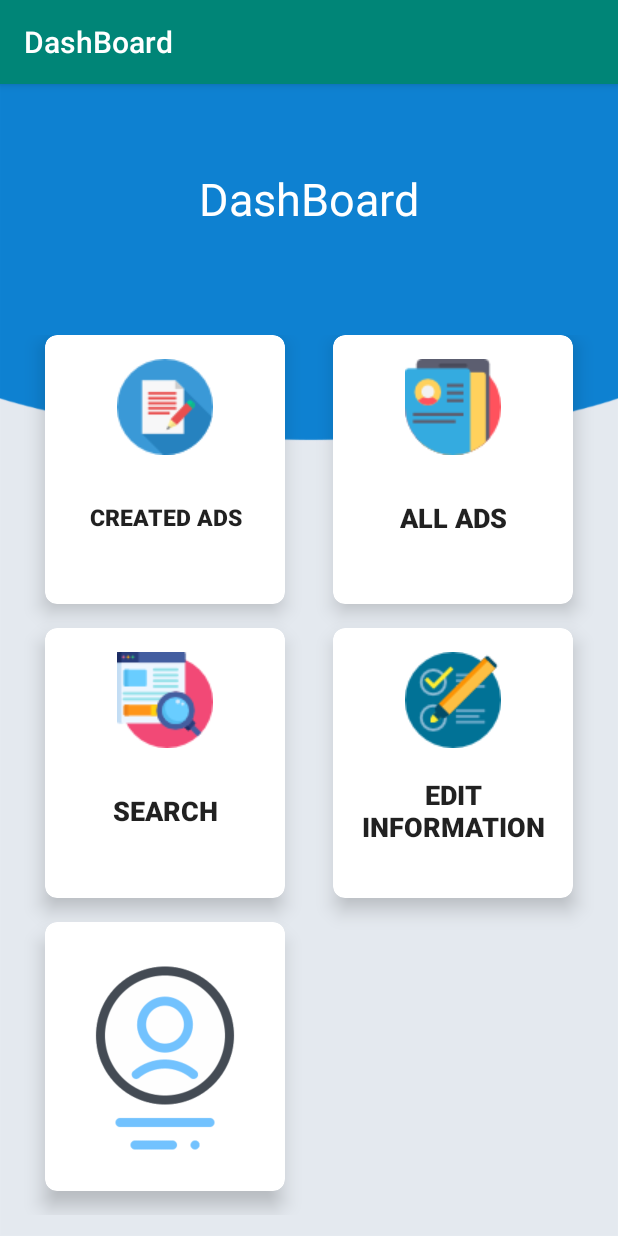
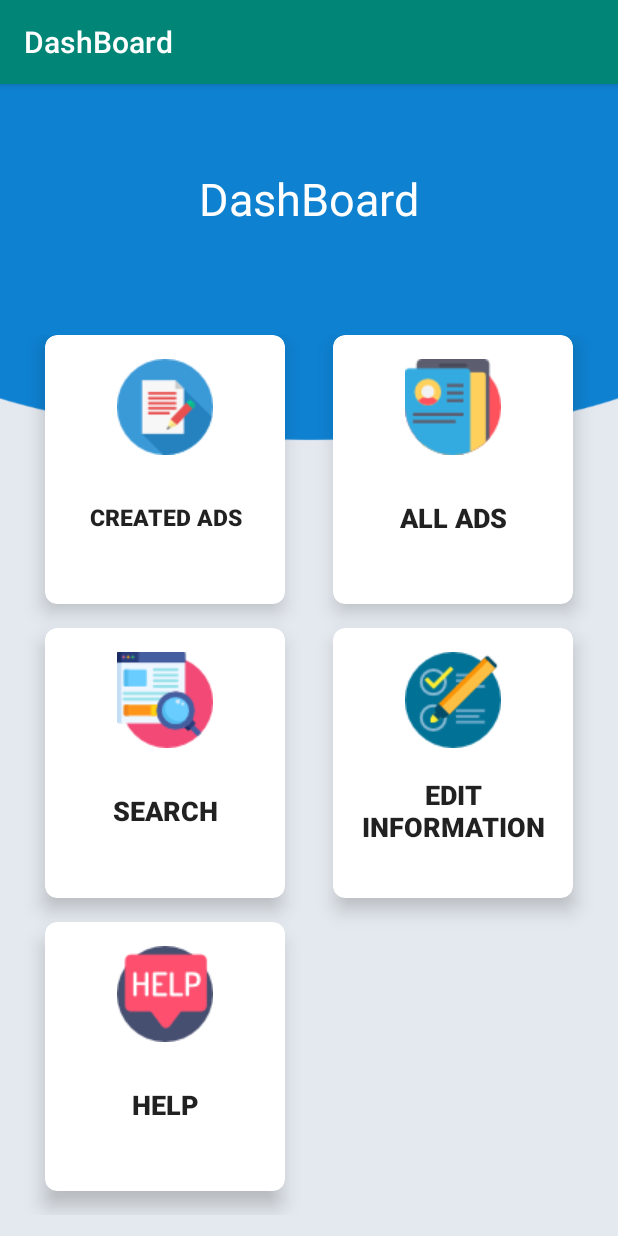
Before and after one commit to Habibrifat/RentHome, an Android app: the Dashboard screen opened directly, with no data from a screen before it, on a phone screen of 412 x 824 dp. Run offline under Robolectric (Android 15) with nearby library versions, the phone set to English and light mode, and no system bars.

Commit message:
thid commit

```diff
--- a/app/src/main/res/layout/activity_adsphone.xml
+++ b/app/src/main/res/layout/activity_adsphone.xml
@@ -14,7 +14,8 @@
         android:layout_height="wrap_content"
         android:ems="10"
         android:layout_marginTop="100dp"
-        android:inputType="textPersonName"
+        android:inputType="phone"
+        android:maxLength="11"
         android:hint="Enter the Phone Number" />
 
     <Button
--- a/app/src/main/res/layout/activity_dashboard.xml
+++ b/app/src/main/res/layout/activity_dashboard.xml
@@ -190,26 +190,22 @@
                 app:cardElevation="8dp">
 
                 <LinearLayout
-                    android:layout_width="wrap_content"
-                    android:layout_height="wrap_content"
+                    android:layout_width="fill_parent"
+                    android:layout_height="fill_parent"
                     android:layout_gravity="center_horizontal|center_vertical"
                     android:layout_margin="16dp"
                     android:orientation="vertical">
 
-                    <ImageView
-                        android:layout_width="wrap_content"
-                        android:layout_height="wrap_content"
-                        android:layout_gravity="center_horizontal"
-                        android:src="@drawable/created_info" />
 
-                    <TextView
-                        android:layout_width="wrap_content"
-                        android:layout_height="wrap_content"
-                        android:text="Created your Adds"
-                        android:textAlignment="center"
-                        android:textColor="@android:color/black"
+                    <Button
+                        android:id="@+id/help"
+                        android:layout_width="match_parent"
+                        android:layout_height="match_parent"
+                        android:drawableTop="@drawable/help"
+                        android:text="Help"
                         android:textSize="18sp"
-                        android:textStyle="bold" />
+                        android:textStyle="bold"
+                        android:background="@android:color/transparent"/>
 
                 </LinearLayout>
             </android.support.v7.widget.CardView>
```
Also changed, not shown: app/src/main/res/drawable/help.png (added).
